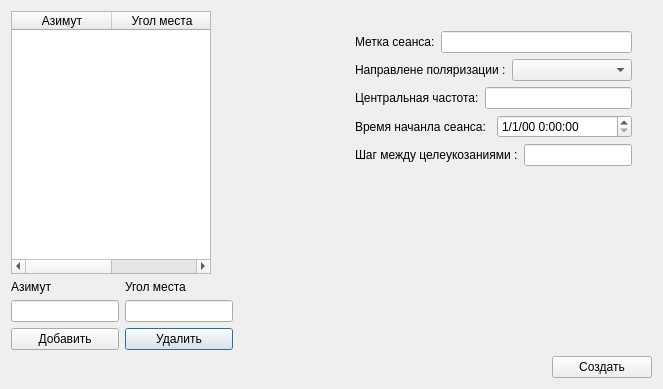
First picture: the form in ApsZac/c_window.ui, repository cyb3r-samurai/malfar_connection, before the edit.
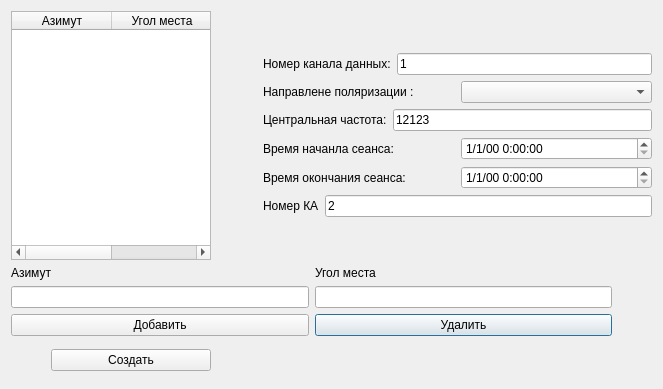
Second picture: the form after the edit.

Commit message: changing time in header

Diff of the .ui file:
```diff
--- a/ApsZac/c_window.ui
+++ b/ApsZac/c_window.ui
@@ -14,93 +14,7 @@
    <string>Dialog</string>
   </property>
   <layout class="QGridLayout" name="gridLayout_2">
-   <item row="2" column="0" colspan="3">
-    <layout class="QGridLayout" name="gridLayout">
-     <item row="1" column="1">
-      <widget class="QPushButton" name="pushButton_2">
-       <property name="text">
-        <string>Удалить</string>
-       </property>
-      </widget>
-     </item>
-     <item row="0" column="2">
-      <spacer name="horizontalSpacer_2">
-       <property name="orientation">
-        <enum>Qt::Orientation::Horizontal</enum>
-       </property>
-       <property name="sizeHint" stdset="0">
-        <size>
-         <width>40</width>
-         <height>20</height>
-        </size>
-       </property>
-      </spacer>
-     </item>
-     <item row="0" column="0">
-      <layout class="QVBoxLayout" name="verticalLayout_2">
-       <item>
-        <widget class="QLabel" name="label_7">
-         <property name="text">
-          <string>Азимут</string>
-         </property>
-        </widget>
-       </item>
-       <item>
-        <widget class="QLineEdit" name="ln_az">
-         <property name="sizePolicy">
-          <sizepolicy hsizetype="Minimum" vsizetype="Fixed">
-           <horstretch>0</horstretch>
-           <verstretch>0</verstretch>
-          </sizepolicy>
-         </property>
-        </widget>
-       </item>
-      </layout>
-     </item>
-     <item row="1" column="0">
-      <widget class="QPushButton" name="pushButton">
-       <property name="text">
-        <string>Добавить</string>
-       </property>
-      </widget>
-     </item>
-     <item row="0" column="1">
-      <layout class="QVBoxLayout" name="verticalLayout_3">
-       <item>
-        <widget class="QLabel" name="label_8">
-         <property name="text">
-          <string>Угол места</string>
-         </property>
-        </widget>
-       </item>
-       <item>
-        <widget class="QLineEdit" name="ln_angl">
-         <property name="sizePolicy">
-          <sizepolicy hsizetype="Minimum" vsizetype="Fixed">
-           <horstretch>0</horstretch>
-           <verstretch>0</verstretch>
-          </sizepolicy>
-         </property>
-        </widget>
-       </item>
-      </layout>
-     </item>
-    </layout>
-   </item>
-   <item row="0" column="1">
-    <spacer name="horizontalSpacer_3">
-     <property name="orientation">
-      <enum>Qt::Orientation::Horizontal</enum>
-     </property>
-     <property name="sizeHint" stdset="0">
-      <size>
-       <width>40</width>
-       <height>20</height>
-      </size>
-     </property>
-    </spacer>
-   </item>
-   <item row="0" column="0">
+   <item row="0" column="0" rowspan="8">
     <widget class="QTableWidget" name="tableWidget">
      <property name="sizePolicy">
       <sizepolicy hsizetype="Minimum" vsizetype="Expanding">
@@ -129,15 +43,20 @@
      </column>
     </widget>
    </item>
-   <item row="0" column="2">
-    <layout class="QVBoxLayout" name="verticalLayout">
-     <property name="topMargin">
-      <number>20</number>
+   <item row="0" column="1">
+    <spacer name="horizontalSpacer_3">
+     <property name="orientation">
+      <enum>Qt::Vertical</enum>
      </property>
-     <property name="rightMargin">
-      <number>20</number>
+     <property name="sizeHint" stdset="0">
+      <size>
+       <width>40</width>
+       <height>20</height>
+      </size>
      </property>
-     <item>
+    </spacer>
+   </item>
+   <item row="1" column="2">
       <layout class="QHBoxLayout" name="horizontalLayout">
        <item>
         <widget class="QLabel" name="label">
@@ -148,16 +67,20 @@
           </sizepolicy>
          </property>
          <property name="text">
-          <string>Метка сеанса:</string>
+        <string>Номер канала данных:</string>
          </property>
         </widget>
        </item>
        <item>
-        <widget class="QLineEdit" name="ln_session"/>
+      <widget class="QLineEdit" name="ln_session">
+       <property name="text">
+        <string>1</string>
+       </property>
+      </widget>
        </item>
       </layout>
      </item>
-     <item>
+   <item row="2" column="2">
       <layout class="QHBoxLayout" name="horizontalLayout_2">
        <item>
         <widget class="QLabel" name="label_2">
@@ -177,7 +100,7 @@
        </item>
       </layout>
      </item>
-     <item>
+   <item row="3" column="2">
       <layout class="QHBoxLayout" name="horizontalLayout_3">
        <item>
         <widget class="QLabel" name="label_3">
@@ -193,11 +116,15 @@
         </widget>
        </item>
        <item>
-        <widget class="QLineEdit" name="ln_freq"/>
+      <widget class="QLineEdit" name="ln_freq">
+       <property name="text">
+        <string>12123</string>
+       </property>
+      </widget>
        </item>
       </layout>
      </item>
-     <item>
+   <item row="4" column="2">
       <layout class="QHBoxLayout" name="horizontalLayout_4">
        <item>
         <widget class="QLabel" name="label_4">
@@ -215,13 +142,13 @@
        <item>
         <widget class="QDateTimeEdit" name="dateTimeEdit">
          <property name="displayFormat">
-          <string>M/d/yy h:mm:ss</string>
+        <string>d/M/yy h:mm:ss</string>
          </property>
         </widget>
        </item>
       </layout>
      </item>
-     <item>
+   <item row="5" column="2">
       <layout class="QHBoxLayout" name="horizontalLayout_5">
        <item>
         <widget class="QLabel" name="label_5">
@@ -232,16 +159,38 @@
           </sizepolicy>
          </property>
          <property name="text">
-          <string>Шаг между целеукозаниями :</string>
+        <string>Время окончания сеанса:</string>
          </property>
         </widget>
        </item>
        <item>
-        <widget class="QLineEdit" name="ln_step"/>
+      <widget class="QDateTimeEdit" name="dateTimeEdit_2">
+       <property name="displayFormat">
+        <string>d/M/yy h:mm:ss</string>
+       </property>
+      </widget>
        </item>
       </layout>
      </item>
+   <item row="6" column="2">
+    <layout class="QHBoxLayout" name="horizontalLayout_9">
      <item>
+      <widget class="QLabel" name="label_9">
+       <property name="text">
+        <string>Номер КА</string>
+       </property>
+      </widget>
+     </item>
+     <item>
+      <widget class="QLineEdit" name="lineEdit">
+       <property name="text">
+        <string>2</string>
+       </property>
+      </widget>
+     </item>
+    </layout>
+   </item>
+   <item row="7" column="2">
       <widget class="QLabel" name="label_6">
        <property name="sizePolicy">
         <sizepolicy hsizetype="Preferred" vsizetype="Expanding">
@@ -254,14 +203,85 @@
        </property>
       </widget>
      </item>
-    </layout>
-   </item>
-   <item row="4" column="0" colspan="3">
+   <item row="8" column="0" colspan="3">
+    <layout class="QGridLayout" name="gridLayout">
+     <item row="1" column="1">
+      <widget class="QPushButton" name="pushButton_2">
+       <property name="text">
+        <string>Удалить</string>
+       </property>
+      </widget>
+     </item>
+     <item row="0" column="2">
+      <spacer name="horizontalSpacer_2">
+       <property name="orientation">
+        <enum>Qt::Vertical</enum>
+       </property>
+       <property name="sizeHint" stdset="0">
+        <size>
+         <width>40</width>
+         <height>20</height>
+        </size>
+       </property>
+      </spacer>
+     </item>
+     <item row="0" column="0">
+      <layout class="QVBoxLayout" name="verticalLayout_2">
+       <item>
+        <widget class="QLabel" name="label_7">
+         <property name="text">
+          <string>Азимут</string>
+         </property>
+        </widget>
+       </item>
+       <item>
+        <widget class="QLineEdit" name="ln_az">
+         <property name="sizePolicy">
+          <sizepolicy hsizetype="Minimum" vsizetype="Fixed">
+           <horstretch>0</horstretch>
+           <verstretch>0</verstretch>
+          </sizepolicy>
+         </property>
+        </widget>
+       </item>
+      </layout>
+     </item>
+     <item row="1" column="0">
+      <widget class="QPushButton" name="pushButton">
+       <property name="text">
+        <string>Добавить</string>
+       </property>
+      </widget>
+     </item>
+     <item row="0" column="1">
+      <layout class="QVBoxLayout" name="verticalLayout_3">
+       <item>
+        <widget class="QLabel" name="label_8">
+         <property name="text">
+          <string>Угол места</string>
+         </property>
+        </widget>
+       </item>
+       <item>
+        <widget class="QLineEdit" name="ln_angl">
+         <property name="sizePolicy">
+          <sizepolicy hsizetype="Minimum" vsizetype="Fixed">
+           <horstretch>0</horstretch>
+           <verstretch>0</verstretch>
+          </sizepolicy>
+         </property>
+        </widget>
+       </item>
+      </layout>
+     </item>
+    </layout>
+   </item>
+   <item row="9" column="0">
     <layout class="QHBoxLayout" name="horizontalLayout_7">
      <item>
       <spacer name="horizontalSpacer">
        <property name="orientation">
-        <enum>Qt::Orientation::Horizontal</enum>
+        <enum>Qt::Vertical</enum>
        </property>
        <property name="sizeHint" stdset="0">
         <size>
```
Left out of the diff: 2 changed lines with no effect on the pictures. Lines whose indentation alone changed are shown as unchanged. The commit also changes 40 other files.
